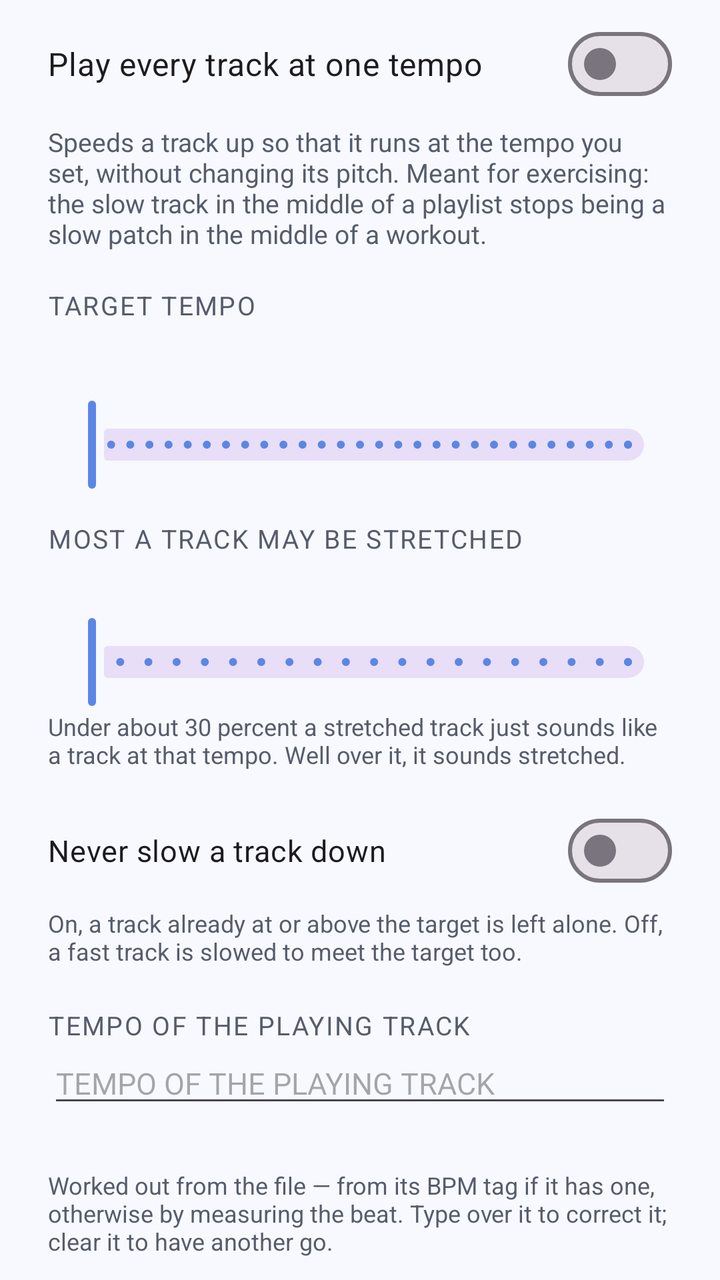
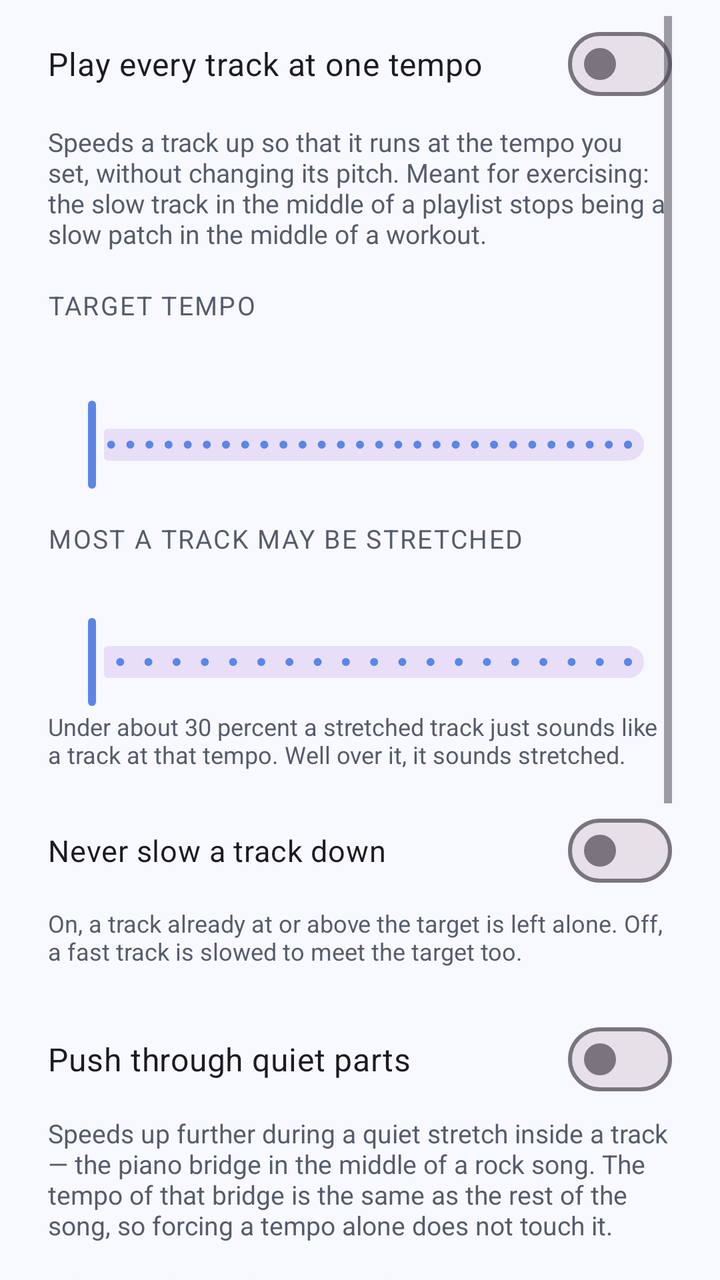

Before-and-after screenshots of an Android layout around one commit, followed by the original layout XML and the change that was made.
<!-- AndroidManifest.xml: application theme Theme.Lull -->
<!-- res/layout/dialog_tempo.xml -->
<?xml version="1.0" encoding="utf-8"?>
<ScrollView xmlns:android="http://schemas.android.com/apk/res/android"
    xmlns:app="http://schemas.android.com/apk/res-auto"
    android:layout_width="match_parent"
    android:layout_height="wrap_content"
    android:paddingHorizontal="24dp"
    android:paddingTop="8dp">

    <LinearLayout
        android:layout_width="match_parent"
        android:layout_height="wrap_content"
        android:orientation="vertical">

        <com.google.android.material.materialswitch.MaterialSwitch
            android:id="@+id/tempoEnable"
            android:layout_width="match_parent"
            android:layout_height="wrap_content"
            android:text="@string/force_tempo_enable"
            android:textSize="16sp" />

        <TextView
            android:layout_width="match_parent"
            android:layout_height="wrap_content"
            android:layout_marginTop="6dp"
            android:text="@string/force_tempo_explain"
            android:textColor="?attr/colorOnSurfaceVariant"
            android:textSize="13sp" />

        <TextView
            android:layout_width="match_parent"
            android:layout_height="wrap_content"
            android:layout_marginTop="18dp"
            android:text="@string/tempo_target_label"
            android:textColor="?attr/colorOnSurfaceVariant"
            android:textSize="13sp"
            android:letterSpacing="0.06" />

        <TextView
            android:id="@+id/tempoValue"
            android:layout_width="match_parent"
            android:layout_height="wrap_content"
            android:layout_marginTop="2dp"
            android:gravity="center"
            android:textColor="?attr/colorPrimary"
            android:textSize="26sp"
            android:fontFamily="sans-serif-medium" />

        <com.google.android.material.slider.Slider
            android:id="@+id/tempoSlider"
            android:layout_width="match_parent"
            android:layout_height="wrap_content"
            android:valueFrom="60"
            android:valueTo="200"
            android:stepSize="5"
            app:labelBehavior="gone" />

        <TextView
            android:layout_width="match_parent"
            android:layout_height="wrap_content"
            android:layout_marginTop="14dp"
            android:text="@string/tempo_max_change_label"
            android:textColor="?attr/colorOnSurfaceVariant"
            android:textSize="13sp"
            android:letterSpacing="0.06" />

        <TextView
            android:id="@+id/tempoChangeValue"
            android:layout_width="match_parent"
            android:layout_height="wrap_content"
            android:layout_marginTop="2dp"
            android:gravity="center"
            android:textColor="?attr/colorPrimary"
            android:textSize="20sp"
            android:fontFamily="sans-serif-medium" />

        <com.google.android.material.slider.Slider
            android:id="@+id/tempoChangeSlider"
            android:layout_width="match_parent"
            android:layout_height="wrap_content"
            android:valueFrom="5"
            android:valueTo="100"
            android:stepSize="5"
            app:labelBehavior="gone" />

        <TextView
            android:layout_width="match_parent"
            android:layout_height="wrap_content"
            android:text="@string/tempo_max_change_hint"
            android:textColor="?attr/colorOnSurfaceVariant"
            android:textSize="12sp" />

        <com.google.android.material.materialswitch.MaterialSwitch
            android:id="@+id/tempoOnlyFaster"
            android:layout_width="match_parent"
            android:layout_height="wrap_content"
            android:layout_marginTop="16dp"
            android:text="@string/tempo_only_faster"
            android:textSize="15sp" />

        <TextView
            android:layout_width="match_parent"
            android:layout_height="wrap_content"
            android:layout_marginTop="4dp"
            android:text="@string/tempo_only_faster_hint"
            android:textColor="?attr/colorOnSurfaceVariant"
            android:textSize="12sp" />

        <TextView
            android:id="@+id/tempoTrackLabel"
            android:layout_width="match_parent"
            android:layout_height="wrap_content"
            android:layout_marginTop="20dp"
            android:text="@string/tempo_playing_label"
            android:textColor="?attr/colorOnSurfaceVariant"
            android:textSize="13sp"
            android:letterSpacing="0.06" />

        <EditText
            android:id="@+id/tempoTrackBpm"
            android:layout_width="match_parent"
            android:layout_height="wrap_content"
            android:inputType="number"
            android:maxLength="3"
            android:importantForAutofill="no"
            android:hint="@string/tempo_playing_label"
            android:textSize="15sp" />

        <TextView
            android:id="@+id/tempoTrackEffect"
            android:layout_width="match_parent"
            android:layout_height="wrap_content"
            android:layout_marginTop="4dp"
            android:textColor="?attr/colorPrimary"
            android:textSize="13sp" />

        <TextView
            android:id="@+id/tempoTrackHint"
            android:layout_width="match_parent"
            android:layout_height="wrap_content"
            android:layout_marginTop="4dp"
            android:layout_marginBottom="8dp"
            android:text="@string/tempo_playing_hint"
            android:textColor="?attr/colorOnSurfaceVariant"
            android:textSize="12sp" />
    </LinearLayout>
</ScrollView>
<!-- resources referenced by this layout -->
<resources>
  <string name="force_tempo_enable">Play every track at one tempo</string>
  <string name="force_tempo_explain">Speeds a track up so that it runs at the tempo you set, without changing its pitch. Meant for exercising: the slow track in the middle of a playlist stops being a slow patch in the middle of a workout.</string>
  <string name="tempo_max_change_hint">Under about 30 percent a stretched track just sounds like a track at that tempo. Well over it, it sounds stretched.</string>
  <string name="tempo_max_change_label">MOST A TRACK MAY BE STRETCHED</string>
  <string name="tempo_only_faster">Never slow a track down</string>
  <string name="tempo_only_faster_hint">On, a track already at or above the target is left alone. Off, a fast track is slowed to meet the target too.</string>
  <string name="tempo_playing_hint">Worked out from the file — from its BPM tag if it has one, otherwise by measuring the beat. Type over it to correct it; clear it to have another go.</string>
  <string name="tempo_playing_label">TEMPO OF THE PLAYING TRACK</string>
  <string name="tempo_target_label">TARGET TEMPO</string>
  <style name="Theme.Lull" parent="Theme.Material3.DayNight.NoActionBar">
          <item name="colorPrimary">@color/brand</item>
          <item name="colorOnPrimary">@color/on_brand</item>
          <item name="colorPrimaryContainer">@color/brand_dark</item>
          <item name="colorOnPrimaryContainer">@color/white</item>
          <item name="colorSecondary">@color/accent</item>
  
          <item name="android:colorBackground">@color/light_bg</item>
          <item name="colorSurface">@color/light_surface</item>
          <item name="colorSurfaceVariant">@color/light_surface_variant</item>
          <item name="colorOnSurface">@color/light_on_surface</item>
          <item name="colorOnSurfaceVariant">@color/light_on_surface_variant</item>
  
          
          <item name="windowActionModeOverlay">true</item>
  
          <item name="android:statusBarColor">@android:color/transparent</item>
          <item name="android:navigationBarColor">?android:colorBackground</item>
          <item name="android:windowLightStatusBar">true</item>
          <item name="android:windowLightNavigationBar" tools:targetApi="o_mr1">true</item>
      </style>
  <color name="brand">#5B86E5</color>
  <color name="on_brand">#FFFFFF</color>
  <color name="brand_dark">#3F66C9</color>
  <color name="white">#FFFFFFFF</color>
  <color name="accent">#36D1C4</color>
  <color name="light_bg">#F7F9FE</color>
  <color name="light_surface">#FFFFFF</color>
  <color name="light_surface_variant">#E9EEF8</color>
  <color name="light_on_surface">#171A21</color>
  <color name="light_on_surface_variant">#565C6B</color>
</resources>

<!-- the commit's change to res/layout/dialog_tempo.xml (unified diff, before → after) -->
@@ -105,6 +105,93 @@
             android:textColor="?attr/colorOnSurfaceVariant"
             android:textSize="12sp" />
 
+        <com.google.android.material.materialswitch.MaterialSwitch
+            android:id="@+id/tempoPushQuiet"
+            android:layout_width="match_parent"
+            android:layout_height="wrap_content"
+            android:layout_marginTop="22dp"
+            android:text="@string/push_quiet"
+            android:textSize="16sp" />
+
+        <TextView
+            android:layout_width="match_parent"
+            android:layout_height="wrap_content"
+            android:layout_marginTop="4dp"
+            android:text="@string/push_quiet_explain"
+            android:textColor="?attr/colorOnSurfaceVariant"
+            android:textSize="13sp" />
+
+        <TextView
+            android:layout_width="match_parent"
+            android:layout_height="wrap_content"
+            android:layout_marginTop="14dp"
+            android:text="@string/quiet_boost_label"
+            android:textColor="?attr/colorOnSurfaceVariant"
+            android:textSize="13sp"
+            android:letterSpacing="0.06" />
+
+        <TextView
+            android:id="@+id/quietBoostValue"
+            android:layout_width="match_parent"
+            android:layout_height="wrap_content"
+            android:layout_marginTop="2dp"
+            android:gravity="center"
+            android:textColor="?attr/colorPrimary"
+            android:textSize="20sp"
+            android:fontFamily="sans-serif-medium" />
+
+        <com.google.android.material.slider.Slider
+            android:id="@+id/quietBoostSlider"
+            android:layout_width="match_parent"
+            android:layout_height="wrap_content"
+            android:valueFrom="10"
+            android:valueTo="150"
+            android:stepSize="10"
+            app:labelBehavior="gone" />
+
+        <TextView
+            android:layout_width="match_parent"
+            android:layout_height="wrap_content"
+            android:layout_marginTop="10dp"
+            android:text="@string/quiet_threshold_label"
+            android:textColor="?attr/colorOnSurfaceVariant"
+            android:textSize="13sp"
+            android:letterSpacing="0.06" />
+
+        <TextView
+            android:id="@+id/quietThresholdValue"
+            android:layout_width="match_parent"
+            android:layout_height="wrap_content"
+            android:layout_marginTop="2dp"
+            android:gravity="center"
+            android:textColor="?attr/colorPrimary"
+            android:textSize="20sp"
+            android:fontFamily="sans-serif-medium" />
+
+        <com.google.android.material.slider.Slider
+            android:id="@+id/quietThresholdSlider"
+            android:layout_width="match_parent"
+            android:layout_height="wrap_content"
+            android:valueFrom="3"
+            android:valueTo="24"
+            android:stepSize="1"
+            app:labelBehavior="gone" />
+
+        <TextView
+            android:id="@+id/quietThresholdHint"
+            android:layout_width="match_parent"
+            android:layout_height="wrap_content"
+            android:textColor="?attr/colorOnSurfaceVariant"
+            android:textSize="12sp" />
+
+        <TextView
+            android:id="@+id/quietSections"
+            android:layout_width="match_parent"
+            android:layout_height="wrap_content"
+            android:layout_marginTop="6dp"
+            android:textColor="?attr/colorPrimary"
+            android:textSize="13sp" />
+
         <TextView
             android:id="@+id/tempoTrackLabel"
             android:layout_width="match_parent"
<!-- resource entries referenced after the edit -->
@@ -2,6 +2,10 @@
 <resources>
   <string name="force_tempo_enable">Play every track at one tempo</string>
   <string name="force_tempo_explain">Speeds a track up so that it runs at the tempo you set, without changing its pitch. Meant for exercising: the slow track in the middle of a playlist stops being a slow patch in the middle of a workout.</string>
+  <string name="push_quiet">Push through quiet parts</string>
+  <string name="push_quiet_explain">Speeds up further during a quiet stretch inside a track — the piano bridge in the middle of a rock song. The tempo of that bridge is the same as the rest of the song, so forcing a tempo alone does not touch it.</string>
+  <string name="quiet_boost_label">HOW MUCH FASTER IN A QUIET PART</string>
+  <string name="quiet_threshold_label">HOW QUIET COUNTS AS A DEAD SPOT</string>
   <string name="tempo_max_change_hint">Under about 30 percent a stretched track just sounds like a track at that tempo. Well over it, it sounds stretched.</string>
   <string name="tempo_max_change_label">MOST A TRACK MAY BE STRETCHED</string>
   <string name="tempo_only_faster">Never slow a track down</string>
